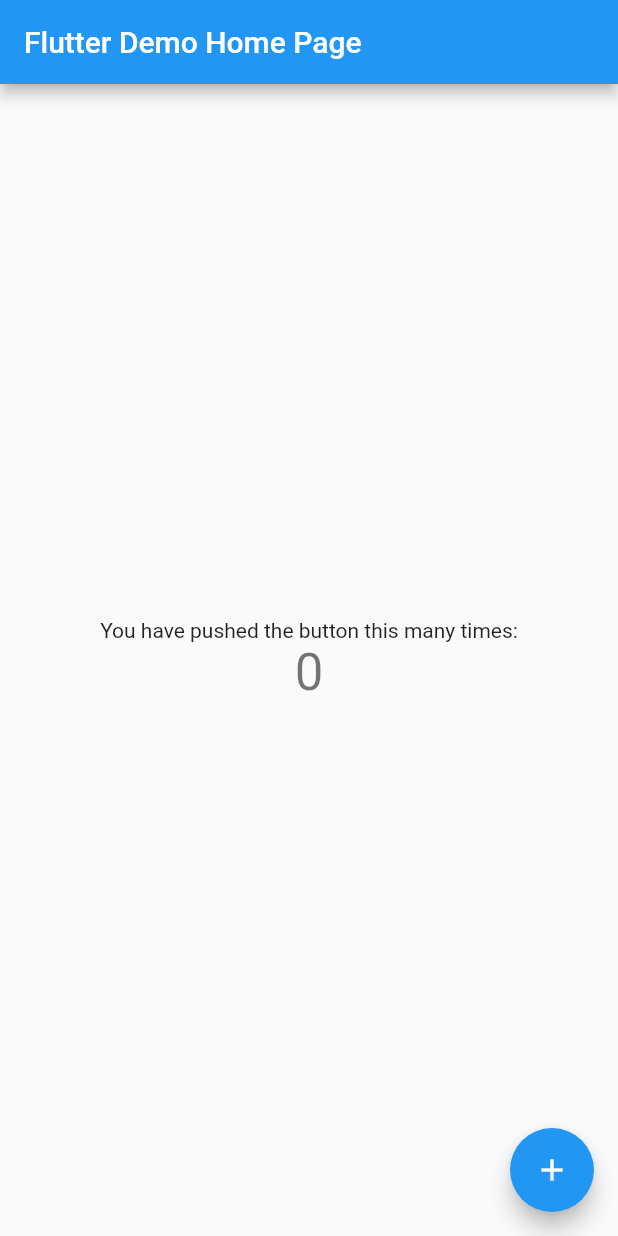
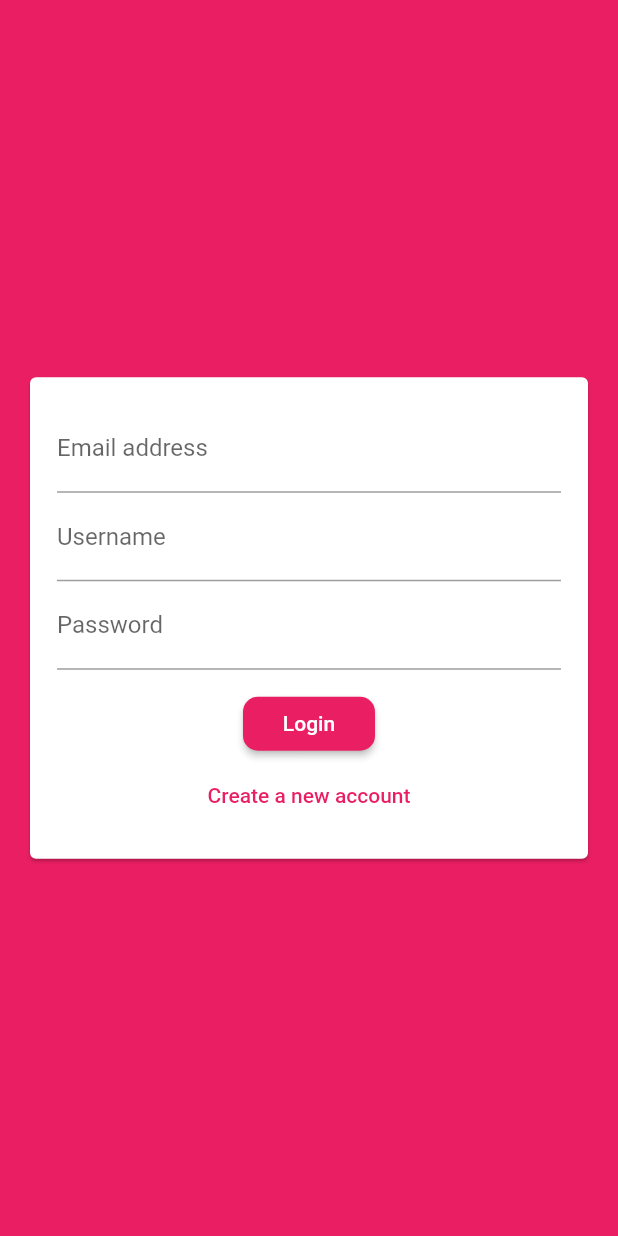
Before and after one commit to PrathmeshSadake/WooshMe, a Flutter app: the screen it shows after launch, on a phone screen of 412 x 824 dp. Run offline on Flutter 3.47's test engine with Material 2 defaults, Android fonts, the phone set to English and light mode, and no system bars; our stand-ins replace cloud_firestore, firebase_core; accounts and stored records are empty.

Commit message:
Created an auth-form and streamBuilder

```diff
--- a/lib/main.dart
+++ b/lib/main.dart
@@ -1,117 +1,37 @@
 import 'package:flutter/material.dart';
+import 'package:firebase_core/firebase_core.dart';
 
-void main() {
+import './screens/chat_screen.dart';
+import './screens/auth_screen.dart';
+
+void main() async {
+  WidgetsFlutterBinding.ensureInitialized();
+  await Firebase.initializeApp();
   runApp(MyApp());
 }
 
 class MyApp extends StatelessWidget {
-  // This widget is the root of your application.
   @override
   Widget build(BuildContext context) {
     return MaterialApp(
-      title: 'Flutter Demo',
+      title: 'WooshMe',
+      debugShowCheckedModeBanner: false,
       theme: ThemeData(
-        // This is the theme of your application.
-        //
-        // Try running your application with "flutter run". You'll see the
-        // application has a blue toolbar. Then, without quitting the app, try
-        // changing the primarySwatch below to Colors.green and then invoke
-        // "hot reload" (press "r" in the console where you ran "flutter run",
-        // or simply save your changes to "hot reload" in a Flutter IDE).
-        // Notice that the counter didn't reset back to zero; the application
-        // is not restarted.
-        primarySwatch: Colors.blue,
-        // This makes the visual density adapt to the platform that you run
-        // the app on. For desktop platforms, the controls will be smaller and
-        // closer together (more dense) than on mobile platforms.
-        visualDensity: VisualDensity.adaptivePlatformDensity,
+        primarySwatch: Colors.pink,
+        backgroundColor: Colors.pink,
+        accentColor: Colors.deepPurple,
+        accentColorBrightness: Brightness.dark,
+        buttonTheme: ButtonTheme.of(context).copyWith(
+          buttonColor: Colors.pink,
+          textTheme: ButtonTextTheme.primary,
+          shape: RoundedRectangleBorder(
+            borderRadius: BorderRadius.all(
+              Radius.circular(10),
+            ),
+          ),
+        ),
       ),
-      home: MyHomePage(title: 'Flutter Demo Home Page'),
+      home: AuthScreen(),
     );
   }
 }
-
-class MyHomePage extends StatefulWidget {
-  MyHomePage({Key key, this.title}) : super(key: key);
-
-  // This widget is the home page of your application. It is stateful, meaning
-  // that it has a State object (defined below) that contains fields that affect
-  // how it looks.
-
-  // This class is the configuration for the state. It holds the values (in this
-  // case the title) provided by the parent (in this case the App widget) and
-  // used by the build method of the State. Fields in a Widget subclass are
-  // always marked "final".
-
-  final String title;
-
-  @override
-  _MyHomePageState createState() => _MyHomePageState();
-}
-
-class _MyHomePageState extends State<MyHomePage> {
-  int _counter = 0;
-
-  void _incrementCounter() {
-    setState(() {
-      // This call to setState tells the Flutter framework that something has
-      // changed in this State, which causes it to rerun the build method below
-      // so that the display can reflect the updated values. If we changed
-      // _counter without calling setState(), then the build method would not be
-      // called again, and so nothing would appear to happen.
-      _counter++;
-    });
-  }
-
-  @override
-  Widget build(BuildContext context) {
-    // This method is rerun every time setState is called, for instance as done
-    // by the _incrementCounter method above.
-    //
-    // The Flutter framework has been optimized to make rerunning build methods
-    // fast, so that you can just rebuild anything that needs updating rather
-    // than having to individually change instances of widgets.
-    return Scaffold(
-      appBar: AppBar(
-        // Here we take the value from the MyHomePage object that was created by
-        // the App.build method, and use it to set our appbar title.
-        title: Text(widget.title),
-      ),
-      body: Center(
-        // Center is a layout widget. It takes a single child and positions it
-        // in the middle of the parent.
-        child: Column(
-          // Column is also a layout widget. It takes a list of children and
-          // arranges them vertically. By default, it sizes itself to fit its
-          // children horizontally, and tries to be as tall as its parent.
-          //
-          // Invoke "debug painting" (press "p" in the console, choose the
-          // "Toggle Debug Paint" action from the Flutter Inspector in Android
-          // Studio, or the "Toggle Debug Paint" command in Visual Studio Code)
-          // to see the wireframe for each widget.
-          //
-          // Column has various properties to control how it sizes itself and
-          // how it positions its children. Here we use mainAxisAlignment to
-          // center the children vertically; the main axis here is the vertical
-          // axis because Columns are vertical (the cross axis would be
-          // horizontal).
-          mainAxisAlignment: MainAxisAlignment.center,
-          children: <Widget>[
-            Text(
-              'You have pushed the button this many times:',
-            ),
-            Text(
-              '$_counter',
-              style: Theme.of(context).textTheme.headline4,
-            ),
-          ],
-        ),
-      ),
-      floatingActionButton: FloatingActionButton(
-        onPressed: _incrementCounter,
-        tooltip: 'Increment',
-        child: Icon(Icons.add),
-      ), // This trailing comma makes auto-formatting nicer for build methods.
-    );
-  }
-}
--- /dev/null
+++ b/lib/screens/auth_screen.dart
@@ -0,0 +1,17 @@
+import 'package:flutter/material.dart';
+import '../widgets/auth_form.dart';
+
+class AuthScreen extends StatefulWidget {
+  @override
+  _AuthScreenState createState() => _AuthScreenState();
+}
+
+class _AuthScreenState extends State<AuthScreen> {
+  @override
+  Widget build(BuildContext context) {
+    return Scaffold(
+      backgroundColor: Theme.of(context).primaryColor,
+      body: AuthForm(),
+    );
+  }
+}
--- /dev/null
+++ b/lib/widgets/auth_form.dart
@@ -0,0 +1,60 @@
+import 'package:flutter/material.dart';
+
+class AuthForm extends StatefulWidget {
+  @override
+  _AuthFormState createState() => _AuthFormState();
+}
+
+class _AuthFormState extends State<AuthForm> {
+  @override
+  Widget build(BuildContext context) {
+    return Center(
+      child: Card(
+        margin: EdgeInsets.all(20),
+        child: SingleChildScrollView(
+          child: Padding(
+            padding: EdgeInsets.all(
+              18,
+            ),
+            child: Form(
+              child: Column(
+                mainAxisSize: MainAxisSize.min,
+                children: [
+                  TextFormField(
+                    keyboardType: TextInputType.emailAddress,
+                    decoration: InputDecoration(
+                      labelText: 'Email address',
+                    ),
+                  ),
+                  TextFormField(
+                    decoration: InputDecoration(labelText: 'Username'),
+                  ),
+                  TextFormField(
+                    decoration: InputDecoration(labelText: 'Password'),
+                    obscureText: true,
+                  ),
+                  SizedBox(
+                    height: 12,
+                  ),
+                  RaisedButton(
+                    child: Text('Login'),
+                    onPressed: () {},
+                  ),
+                  FlatButton(
+                    child: Text(
+                      'Create a new account',
+                      style: TextStyle(
+                        color: Theme.of(context).primaryColor,
+                      ),
+                    ),
+                    onPressed: () {},
+                  )
+                ],
+              ),
+            ),
+          ),
+        ),
+      ),
+    );
+  }
+}
```
Also changed, not shown: lib/screens/chat_screen.dart (added, +41 -0 lines).
